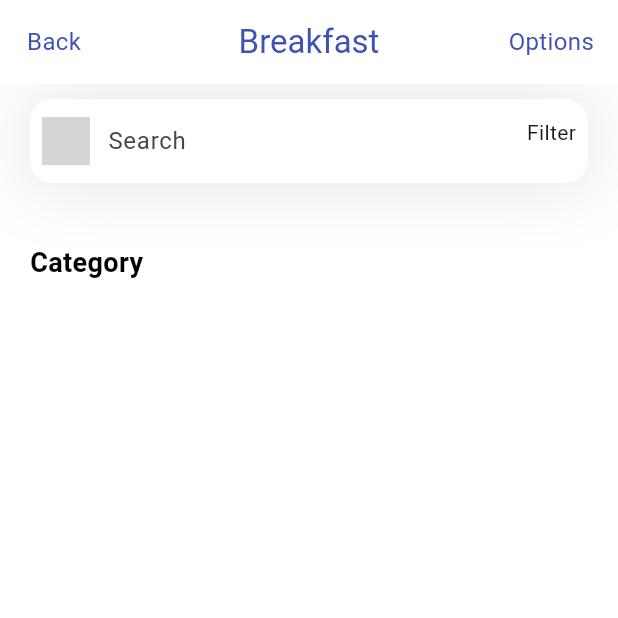
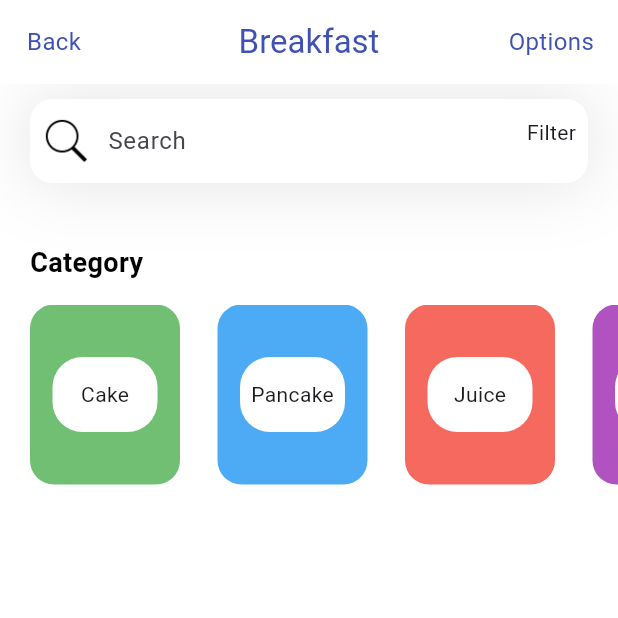
Before and after one commit to saif-gitreps/Fitness-App-Flutter, a Flutter app: the screen it shows after launch, on a phone screen of 412 x 824 dp, the top half of it. Run offline on Flutter 3.47's test engine with Material 3 defaults, Android fonts, the phone set to English and light mode, and no system bars; grey boxes are pictures that could not be loaded.

Commit message:
Added category model and horizontal Caterogy section

```diff
--- a/lib/main.dart
+++ b/lib/main.dart
@@ -9,10 +9,10 @@ class MyApp extends StatelessWidget {
 
   @override
   Widget build(BuildContext context) {
-    return const MaterialApp(
+    return MaterialApp(
       debugShowCheckedModeBanner: false,
       title: 'Fitness',
-      home:  HomePage(),
+      home: HomePage(),
     );
   }
 }
--- /dev/null
+++ b/lib/models/category_model.dart
@@ -0,0 +1,33 @@
+import 'package:flutter/material.dart';
+
+class CategoryModels {
+  String name;
+  String iconPath;
+  Color boxColor;
+
+  CategoryModels({
+    required this.name,
+    required this.iconPath,
+    required this.boxColor,
+  });
+
+  static List<CategoryModels> getCategories() {
+    List<CategoryModels> categories = [];
+
+    categories.add(
+        CategoryModels(name:"Cake", iconPath:"/", boxColor: Colors.green)
+    );
+    categories.add(
+        CategoryModels(name:"Pancake", iconPath:"/", boxColor: Colors.blue)
+    );
+    categories.add(
+        CategoryModels(name:"Juice", iconPath:"/", boxColor: Colors.red)
+    );
+    categories.add(
+        CategoryModels(name:"Jelly", iconPath:"/", boxColor: Colors.purple)
+    );
+
+
+    return categories;
+  }
+}
--- a/lib/pages/home.dart
+++ b/lib/pages/home.dart
@@ -1,10 +1,18 @@
+import 'package:fitness/models/category_model.dart';
 import 'package:flutter/material.dart';
 
 class HomePage extends StatelessWidget {
-  const HomePage({super.key});
+  HomePage({super.key});
+
+  List<CategoryModels> categories = [];
+
+  void _getCategories() {
+    categories = CategoryModels.getCategories();
+  }
 
   @override
   Widget build(BuildContext context) {
+    _getCategories();
     return Scaffold(
       appBar: buildAppBar(),
       backgroundColor: Colors.white,
@@ -12,58 +20,104 @@ class HomePage extends StatelessWidget {
         crossAxisAlignment: CrossAxisAlignment.start,
         children: [
           _searchBar(),
-          SizedBox(height: 40,),
+          const SizedBox(height: 40),
           Column(
+            crossAxisAlignment: CrossAxisAlignment.start,
             children: [
-              Padding(
-                padding: const EdgeInsets.only(left:20),
+              const Padding(
+                padding: EdgeInsets.only(left: 20),
                 child: Text(
                   'Category',
                   style: TextStyle(
                     color: Colors.black,
                     fontSize: 18,
-                    fontWeight: FontWeight.w600
+                    fontWeight: FontWeight.w600,
                   ),
                 ),
+              ),
+              const SizedBox(height: 15),
+              Container(
+                height: 120,
+                color: Colors.white,
+                child: ListView.separated(
+                  scrollDirection: Axis.horizontal,
+                  itemCount: categories.length,
+                  padding: EdgeInsets.only(
+                    left:20,
+                    right:20
+                  ),
+                  separatorBuilder: (context, index) => SizedBox(
+                    width: 25,
+                  ),
+                  itemBuilder: (context, index) {
+                    return Container(
+                      width: 100,
+                      decoration: BoxDecoration(
+                        color: categories[index].boxColor.withOpacity(0.8),
+                        borderRadius: BorderRadius.circular(16)
+                      ),
+                      child: Column(
+                        mainAxisAlignment: MainAxisAlignment.center,
+                        children: [
+                          Container(
+                            width: 70,
+                            height: 50,
+                            decoration: BoxDecoration(
+                              color: Colors.white,
+                              shape: BoxShape.rectangle,
+                              borderRadius: BorderRadius.circular(20)
+                            ),
+                            child: Center(
+                              child: Text(categories[index].name,
+                              ),
+                            )
                           )
                         ],
-          )
+                      ),
+                    );
+                  },
+                ),
+              ),
             ],
-      )
+          ),
+        ],
+      ),
     );
   }
 
   Container _searchBar() {
     return Container(
-          margin: EdgeInsets.only(top: 10, left: 20, right: 20),
+      margin: const EdgeInsets.only(top: 10, left: 20, right: 20),
       decoration: BoxDecoration(
         boxShadow: [
           BoxShadow(
             color: Colors.black.withOpacity(0.11),
             blurRadius: 40,
-                spreadRadius: 0.0
-              )
-            ]
+            spreadRadius: 0.0,
+          ),
+        ],
       ),
       child: TextField(
         decoration: InputDecoration(
           filled: true,
           fillColor: Colors.white,
           hintText: "Search",
-              prefixIcon: Padding(padding: const EdgeInsets.all(8.0),
-                  child: Image.asset('/icons/icons8-search-50.png',
-                  width: 5,
-                  height: 2,
-                )
+          prefixIcon: Padding(
+            padding: const EdgeInsets.all(8.0),
+            child: Image.asset(
+              'assets/icons/icons8-search-50.png', // Corrected asset path
+              width: 24, // Adjust width and height as needed
+              height: 24,
             ),
-              suffixIcon:  Padding(
-                padding: const EdgeInsets.all(8.0),
-                child: Text('Filter')
+          ),
+          suffixIcon: const Padding(
+            padding: EdgeInsets.all(8.0),
+            child: Text('Filter'),
           ),
           border: OutlineInputBorder(
             borderRadius: BorderRadius.circular(15),
             borderSide: BorderSide.none,
-              )
+          ),
         ),
       ),
     );
@@ -79,7 +133,7 @@ class HomePage extends StatelessWidget {
       backgroundColor: Colors.white,
       leading: GestureDetector(
         onTap: () {
-
+          // Handle back button tap
         },
         child: const Center(
           child: Padding(
@@ -94,7 +148,7 @@ class HomePage extends StatelessWidget {
       actions: [
         GestureDetector(
           onTap: () {
-            // Handle actions tap
+            // Handle options tap
           },
           child: const Center(
             child: Padding(
--- a/pubspec.yaml
+++ b/pubspec.yaml
@@ -64,6 +64,7 @@ flutter:
   #   - images/a_dot_ham.jpeg
   assets:
       - assets/icons/icons8-search-50.png
+      -
 
   # An image asset can refer to one or more resolution-specific "variants", see
   # https://flutter.dev/to/resolution-aware-images
```
Lines whose indentation alone changed are shown as unchanged.
